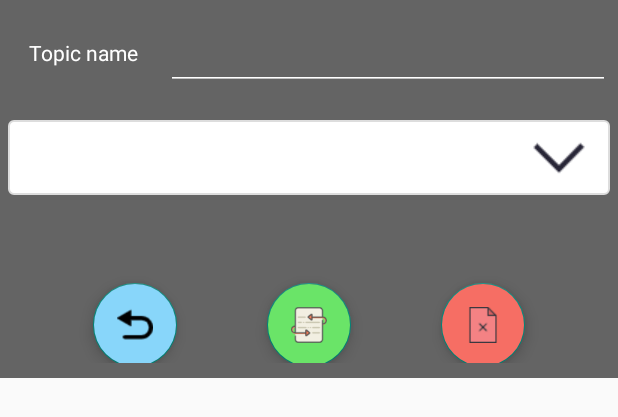
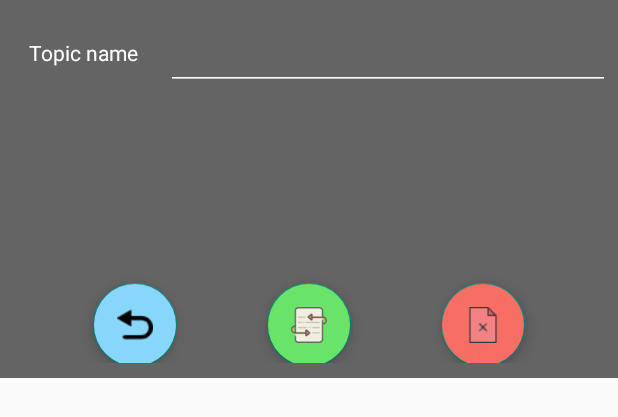
Before and after one commit to BILY5354/OurDiaryGit, an Android app: the layout dialog_fragment_topic_detail.xml on its own in the app's theme, with its tools: preview values and no code run, on a phone screen of 412 x 824 dp. Shown: the top 417 px of the screen. Run offline under Robolectric (Android 15) with nearby library versions, the phone set to English and light mode, and no system bars.

Commit message:
1.有bug需要修，看此前的commit message。 2.删除功能和新增大体完成 3.下一步是增加memo页面

```diff
--- a/app/src/main/java/com/example/ourdiary/main/TopicDetailDialogFragment.java
+++ b/app/src/main/java/com/example/ourdiary/main/TopicDetailDialogFragment.java
@@ -86,9 +86,10 @@ public class TopicDetailDialogFragment extends DialogFragment {
         fab_fg_topic_detail_dia_fra_delete_one = rootView.findViewById(R.id.fab_fg_topic_detail_dia_fra_delete_one);
 
         if (isEditMode) {   //When Edit mode, don not use Spinner.
-            SP_topic_detail_type.setVisibility(View.INVISIBLE);
+//            SP_topic_detail_type.setVisibility(View.INVISIBLE);
             EDT_topic_detail_title.setText(title);
         } else {
+            fab_fg_topic_detail_dia_fra_delete_one.setVisibility(View.INVISIBLE);
             SP_topic_detail_type = rootView.findViewById(R.id.SP_topic_detail_type);
             SP_topic_detail_type.setVisibility(View.VISIBLE);
             initTopicTypeSpinner();
--- a/app/src/main/res/layout/dialog_fragment_topic_detail.xml
+++ b/app/src/main/res/layout/dialog_fragment_topic_detail.xml
@@ -82,7 +82,7 @@
                     android:layout_width="match_parent"
                     android:layout_height="match_parent"
                     android:background="@drawable/spinner_bg"
-                    android:visibility="visible" />
+                    android:visibility="invisible" />
             </LinearLayout>
         </LinearLayout>
 
```
Also changed, not shown: app/src/main/java/com/example/ourdiary/main/MainPageRecyclerViewFragment.java (+17 -3 lines).
